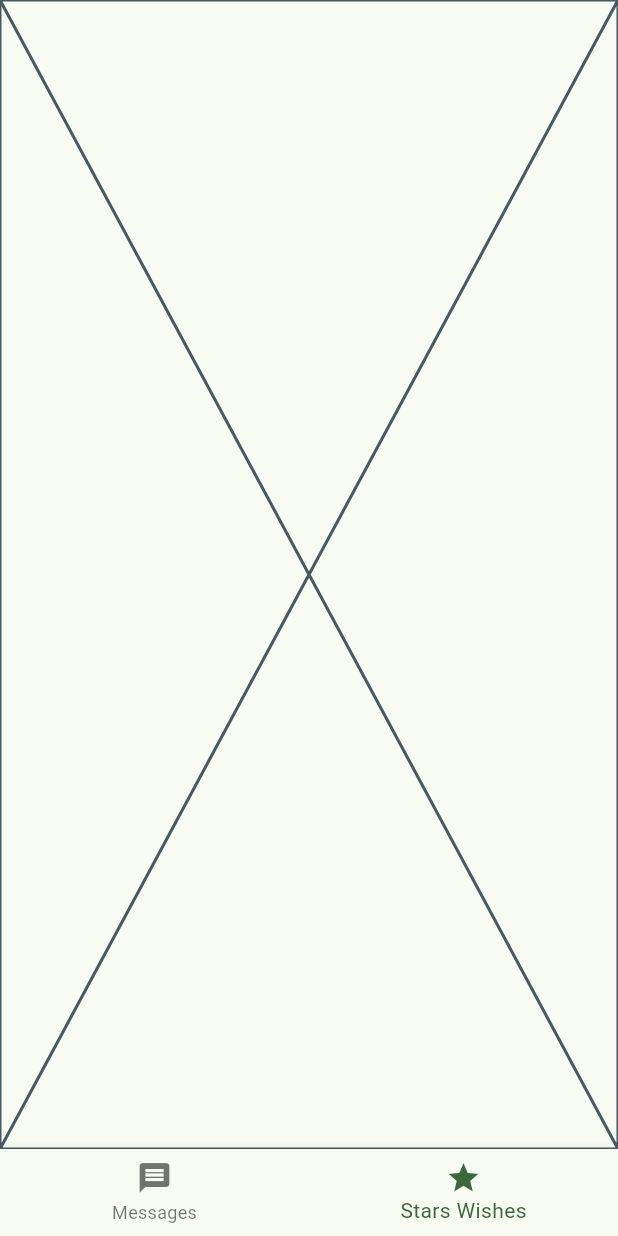
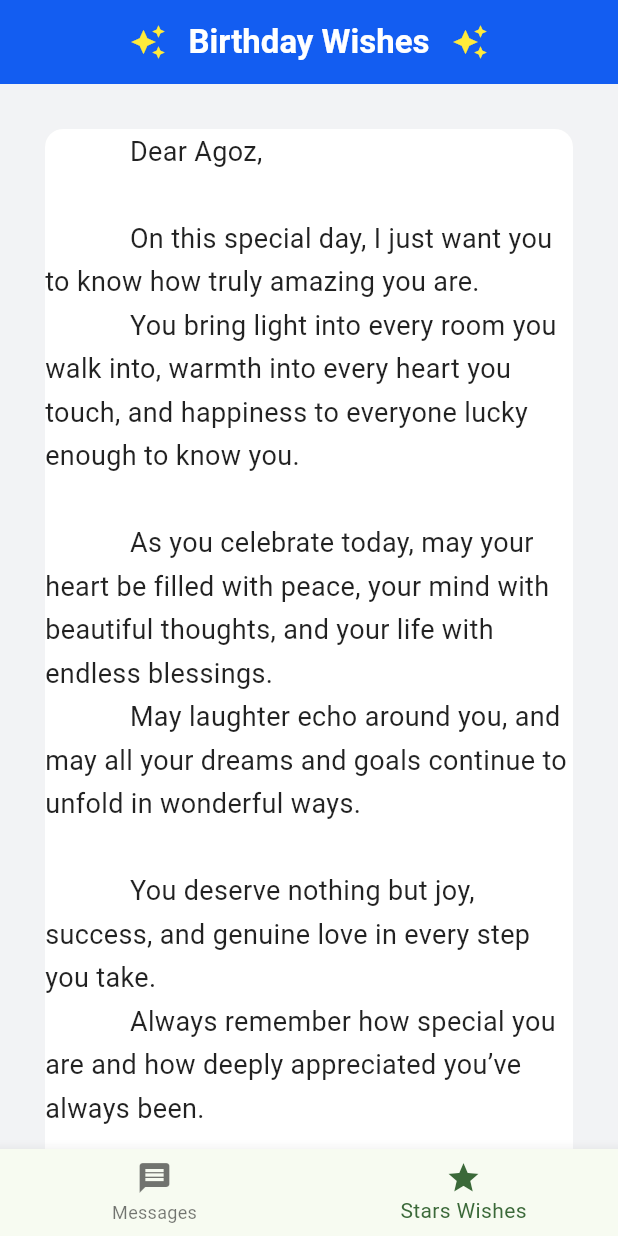
Before and after one commit to maryprecious/birthday_app, a Flutter app: the screen it shows after launch, item 2 of the bottom bar chosen, on a phone screen of 412 x 824 dp. Run offline on Flutter 3.47's test engine with Material 3 defaults, Android fonts, the phone set to English and light mode, and no system bars; Roboto replaces fonts that are missing (Georgia).

Commit message:
added message page

```diff
--- a/lib/pages/home_page.dart
+++ b/lib/pages/home_page.dart
@@ -38,7 +38,7 @@ class _HomePageState extends State<HomePage> {
 
                   SizedBox(height: 8),
                   Text(
-                  "MR Anthony",
+                  "MR Agoz",
                   style: TextStyle(
                     fontSize: 32,
                     color:  Color.fromARGB(255, 6, 77, 110)
--- a/lib/pages/message_page.dart
+++ b/lib/pages/message_page.dart
@@ -10,6 +10,100 @@ class MessagePage extends StatefulWidget {
 class _MessagePageState extends State<MessagePage> {
   @override
   Widget build(BuildContext context) {
-    return const Placeholder();
+    return Scaffold(
+      backgroundColor: Color.fromARGB(255, 242, 243, 245),
+        appBar: AppBar(
+        backgroundColor: const Color.fromARGB(255, 19, 93, 241),
+        centerTitle: true,
+        elevation: 0,
+        title: Row(
+          mainAxisSize: MainAxisSize.min, // keeps title content centered
+          mainAxisAlignment: MainAxisAlignment.center,
+          children:  [
+            Icon(Icons.auto_awesome, color: Colors.yellow),
+            SizedBox(width: 15),
+            Text(
+              'Birthday Wishes',
+              style: TextStyle(
+                color: Colors.white,
+                fontWeight: FontWeight.bold,
+                fontSize: 22
+              ),
+            ),
+            SizedBox(width: 15),
+            Icon(Icons.auto_awesome, color: Colors.yellow),
+          ],
+      ),
+        ),
+        body: SingleChildScrollView(
+        padding: EdgeInsets.all(30),
+        child: Column(
+          children: [
+            Container(
+              decoration: BoxDecoration(
+                color: Colors.white,
+                borderRadius: BorderRadius.circular(12),
+                boxShadow: [
+                  BoxShadow(
+                    color: Colors.grey.shade200,
+
+                  )
+                ]
+              ),
+              child: Text(
+                '''
+            Dear Agoz,
+
+            On this special day, I just want you to know how truly amazing you are.
+            You bring light into every room you walk into, warmth into every heart you touch, and happiness to everyone lucky enough to know you.
+
+            As you celebrate today, may your heart be filled with peace, your mind with beautiful thoughts, and your life with endless blessings.
+            May laughter echo around you, and may all your dreams and goals continue to unfold in wonderful ways.
+
+            You deserve nothing but joy, success, and genuine love in every step you take.
+            Always remember how special you are and how deeply appreciated you’ve always been.
+
+            Have a beautiful, memorable, and joy-filled birthday celebration.
+            You are one of a kind, and the world is brighter because of you.
+
+            With love and best wishes,
+            Your Friend.
+                      ''',
+                textAlign: TextAlign.start,
+                style: TextStyle(
+                  fontSize: 18,
+                  height: 1.6,
+                  color: Colors.black87,
+                  fontFamily: 'Georgia',
+                ),
+              ),
+            ),
+            SizedBox(height: 20),
+            Row(
+              mainAxisAlignment: MainAxisAlignment.center,
+              children: [
+                Icon(Icons.favorite, color: Colors.red, size: 28,),
+                SizedBox(width: 15),
+                Icon(Icons.celebration, color: Colors.red, size: 28,),
+                SizedBox(width: 15),
+                Icon(Icons.cake, color: Colors.red, size: 28,),
+                SizedBox(width: 15),
+                Icon(Icons.card_giftcard, color: Colors.red, size: 28,),
+                SizedBox(width: 15),
+                Icon(Icons.star, color: Colors.red, size: 28,),
+                SizedBox(width: 15),
+
+              ],
+            )
+          ]
+
+        ),
+
+    )
+
+
+
+    );
+
   }
 }
```
